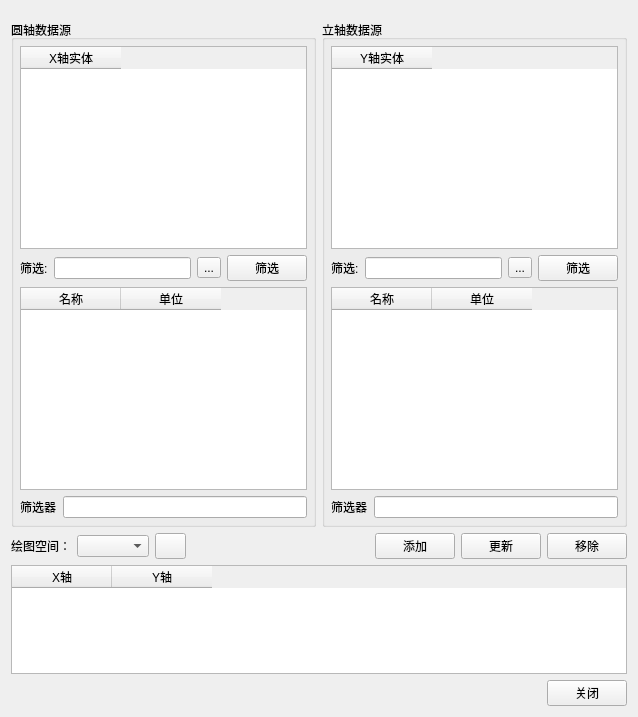
whatudone/plotxy, file AddPlotPair.ui: the form before one commit.
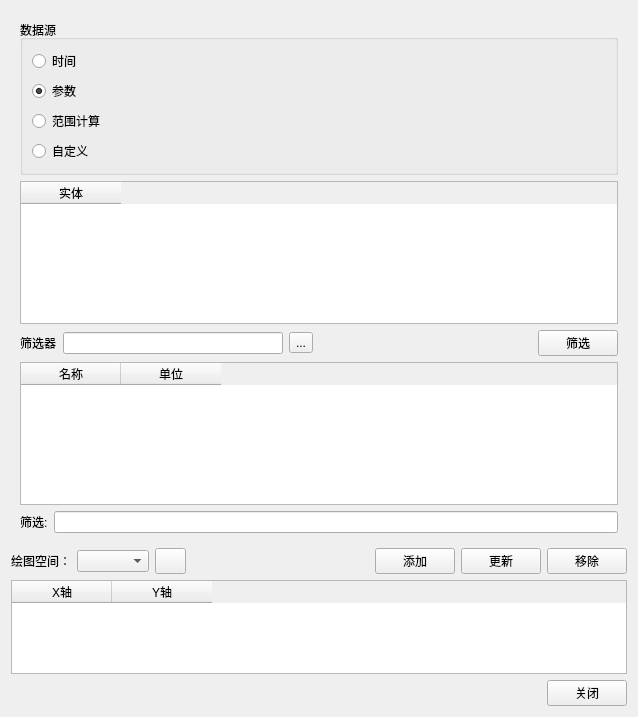
The form after the commit.

The edit to the form file:
```diff
--- a/AddPlotPair.ui
+++ b/AddPlotPair.ui
@@ -17,7 +17,7 @@
    <item>
     <widget class="QStackedWidget" name="stackedWidget">
      <property name="currentIndex">
-      <number>2</number>
+      <number>3</number>
      </property>
      <widget class="QWidget" name="page">
       <layout class="QVBoxLayout" name="verticalLayout_6">
@@ -712,6 +712,202 @@
        </item>
       </layout>
      </widget>
+     <widget class="QWidget" name="page_4">
+      <layout class="QVBoxLayout" name="verticalLayout_10">
+       <item>
+        <widget class="QGroupBox" name="groupBox_6">
+         <property name="title">
+          <string>数据源</string>
+         </property>
+         <layout class="QVBoxLayout" name="verticalLayout_9">
+          <item>
+           <layout class="QHBoxLayout" name="horizontalLayout_32">
+            <item>
+             <widget class="QRadioButton" name="radioButton_12">
+              <property name="text">
+               <string>时间</string>
+              </property>
+             </widget>
+            </item>
+            <item>
+             <spacer name="horizontalSpacer_18">
+              <property name="orientation">
+               <enum>Qt::Horizontal</enum>
+              </property>
+              <property name="sizeHint" stdset="0">
+               <size>
+                <width>40</width>
+                <height>20</height>
+               </size>
+              </property>
+             </spacer>
+            </item>
+           </layout>
+          </item>
+          <item>
+           <layout class="QHBoxLayout" name="horizontalLayout_27">
+            <item>
+             <widget class="QRadioButton" name="radioButton_9">
+              <property name="text">
+               <string>参数</string>
+              </property>
+              <property name="checked">
+               <bool>true</bool>
+              </property>
+             </widget>
+            </item>
+            <item>
+             <spacer name="horizontalSpacer_6">
+              <property name="orientation">
+               <enum>Qt::Horizontal</enum>
+              </property>
+              <property name="sizeHint" stdset="0">
+               <size>
+                <width>40</width>
+                <height>20</height>
+               </size>
+              </property>
+             </spacer>
+            </item>
+           </layout>
+          </item>
+          <item>
+           <layout class="QHBoxLayout" name="horizontalLayout_28">
+            <item>
+             <widget class="QRadioButton" name="radioButton_10">
+              <property name="text">
+               <string>范围计算</string>
+              </property>
+             </widget>
+            </item>
+            <item>
+             <spacer name="horizontalSpacer_9">
+              <property name="orientation">
+               <enum>Qt::Horizontal</enum>
+              </property>
+              <property name="sizeHint" stdset="0">
+               <size>
+                <width>40</width>
+                <height>20</height>
+               </size>
+              </property>
+             </spacer>
+            </item>
+           </layout>
+          </item>
+          <item>
+           <layout class="QHBoxLayout" name="horizontalLayout_31">
+            <item>
+             <widget class="QRadioButton" name="radioButton_11">
+              <property name="text">
+               <string>自定义</string>
+              </property>
+             </widget>
+            </item>
+            <item>
+             <spacer name="horizontalSpacer_17">
+              <property name="orientation">
+               <enum>Qt::Horizontal</enum>
+              </property>
+              <property name="sizeHint" stdset="0">
+               <size>
+                <width>40</width>
+                <height>20</height>
+               </size>
+              </property>
+             </spacer>
+            </item>
+           </layout>
+          </item>
+         </layout>
+        </widget>
+       </item>
+       <item>
+        <widget class="QTableWidget" name="tableWidget_Entity_4">
+         <column>
+          <property name="text">
+           <string>实体</string>
+          </property>
+          <property name="textAlignment">
+           <set>AlignCenter</set>
+          </property>
+         </column>
+        </widget>
+       </item>
+       <item>
+        <layout class="QHBoxLayout" name="horizontalLayout_29">
+         <item>
+          <widget class="QLabel" name="label_12">
+           <property name="text">
+            <string>筛选器</string>
+           </property>
+          </widget>
+         </item>
+         <item>
+          <widget class="QLineEdit" name="lineEdit_7"/>
+         </item>
+         <item>
+          <widget class="QToolButton" name="toolButton_4">
+           <property name="text">
+            <string>...</string>
+           </property>
+          </widget>
+         </item>
+         <item>
+          <spacer name="horizontalSpacer_16">
+           <property name="orientation">
+            <enum>Qt::Horizontal</enum>
+           </property>
+           <property name="sizeHint" stdset="0">
+            <size>
+             <width>40</width>
+             <height>20</height>
+            </size>
+           </property>
+          </spacer>
+         </item>
+         <item>
+          <widget class="QPushButton" name="pushButton_5">
+           <property name="text">
+            <string>筛选</string>
+           </property>
+          </widget>
+         </item>
+        </layout>
+       </item>
+       <item>
+        <widget class="QTableWidget" name="tableWidget_nameUnits_4">
+         <property name="selectionBehavior">
+          <enum>QAbstractItemView::SelectRows</enum>
+         </property>
+         <column>
+          <property name="text">
+           <string>名称</string>
+          </property>
+         </column>
+         <column>
+          <property name="text">
+           <string>单位</string>
+          </property>
+         </column>
+        </widget>
+       </item>
+       <item>
+        <layout class="QHBoxLayout" name="horizontalLayout_30">
+         <item>
+          <widget class="QLabel" name="label_13">
+           <property name="text">
+            <string>筛选:</string>
+           </property>
+          </widget>
+         </item>
+         <item>
+          <widget class="QLineEdit" name="lineEdit_8"/>
+         </item>
+        </layout>
+       </item>
+      </layout>
+     </widget>
     </widget>
    </item>
    <item>
```
